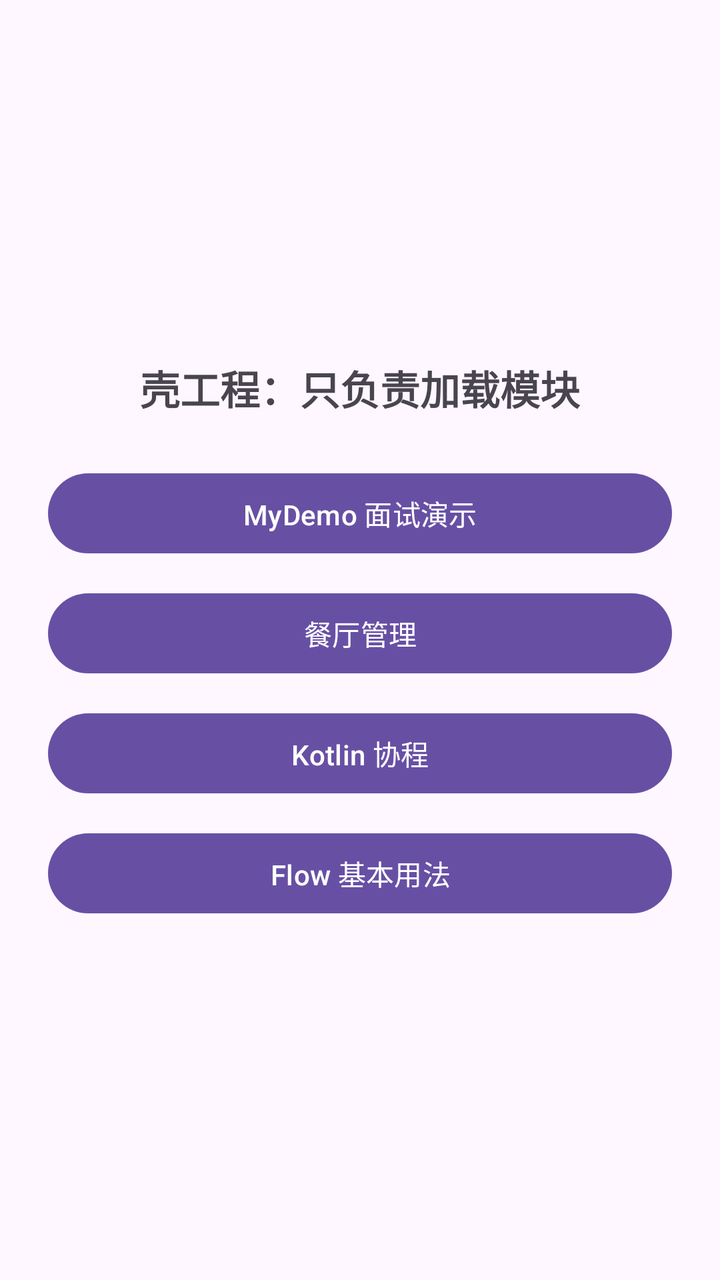
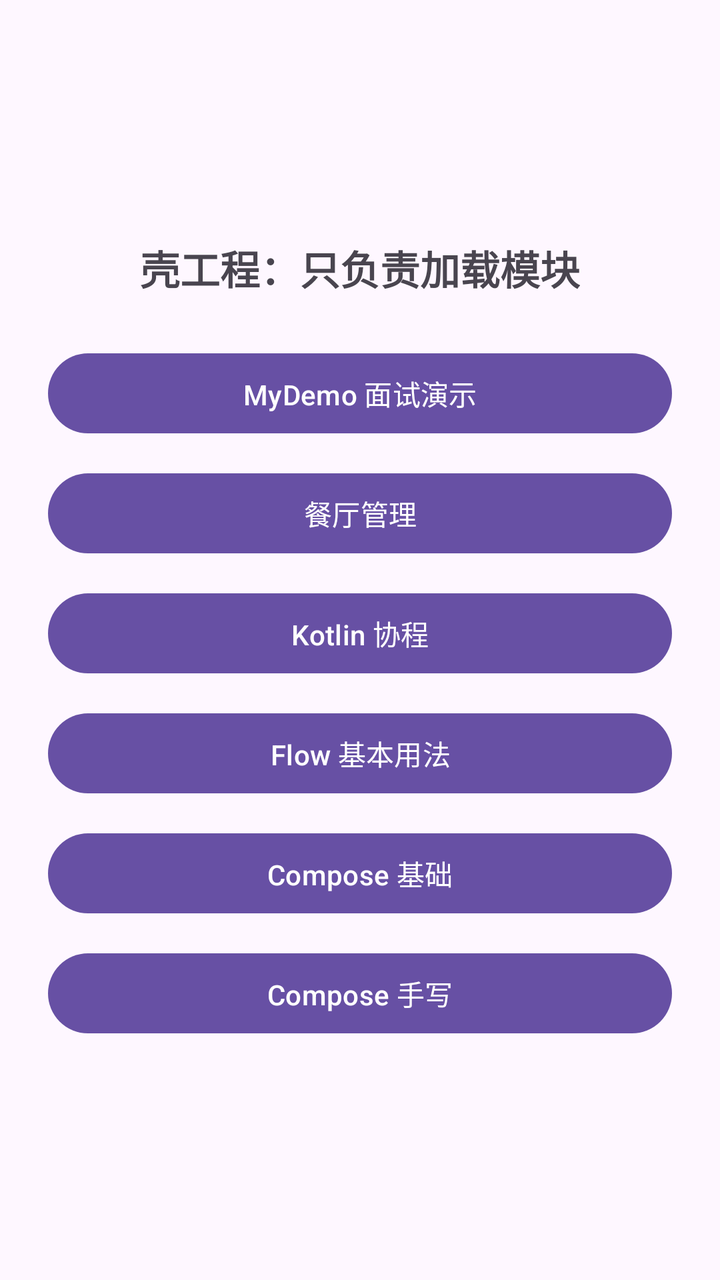

Screens rendered from an Android XML layout before and after an edit, with the pre-edit source and the edit as a unified diff.
<!-- AndroidManifest.xml: application theme Theme.Interview -->
<!-- res/layout/activity_shell.xml -->
<?xml version="1.0" encoding="utf-8"?>
<LinearLayout xmlns:android="http://schemas.android.com/apk/res/android"
    android:layout_width="match_parent"
    android:layout_height="match_parent"
    android:gravity="center"
    android:orientation="vertical"
    android:padding="24dp">

    <TextView
        android:layout_width="wrap_content"
        android:layout_height="wrap_content"
        android:text="壳工程：只负责加载模块"
        android:textSize="20sp"
        android:textStyle="bold" />

    <Button
        android:id="@+id/btnMyDemo"
        android:layout_width="match_parent"
        android:layout_height="wrap_content"
        android:layout_marginTop="24dp"
        android:text="MyDemo 面试演示" />

    <Button
        android:id="@+id/btnRestaurant"
        android:layout_width="match_parent"
        android:layout_height="wrap_content"
        android:layout_marginTop="12dp"
        android:text="餐厅管理" />

    <Button
        android:id="@+id/btnKotlin"
        android:layout_width="match_parent"
        android:layout_height="wrap_content"
        android:layout_marginTop="12dp"
        android:text="Kotlin 协程" />

    <Button
        android:id="@+id/btnFlow"
        android:layout_width="match_parent"
        android:layout_height="wrap_content"
        android:layout_marginTop="12dp"
        android:text="Flow 基本用法" />
</LinearLayout>
<!-- resources referenced by this layout -->
<resources>
  <style name="Theme.Interview" parent="Base.Theme.Interview" />
  <style name="Base.Theme.Interview" parent="Theme.Material3.DayNight.NoActionBar">
          
          
      </style>
</resources>

<!-- the commit's change to res/layout/activity_shell.xml (unified diff, before → after) -->
@@ -40,4 +40,18 @@
         android:layout_height="wrap_content"
         android:layout_marginTop="12dp"
         android:text="Flow 基本用法" />
+
+    <Button
+        android:id="@+id/btnCompose"
+        android:layout_width="match_parent"
+        android:layout_height="wrap_content"
+        android:layout_marginTop="12dp"
+        android:text="Compose 基础" />
+
+    <Button
+        android:id="@+id/btnComposePlayground"
+        android:layout_width="match_parent"
+        android:layout_height="wrap_content"
+        android:layout_marginTop="12dp"
+        android:text="Compose 手写" />
 </LinearLayout>
